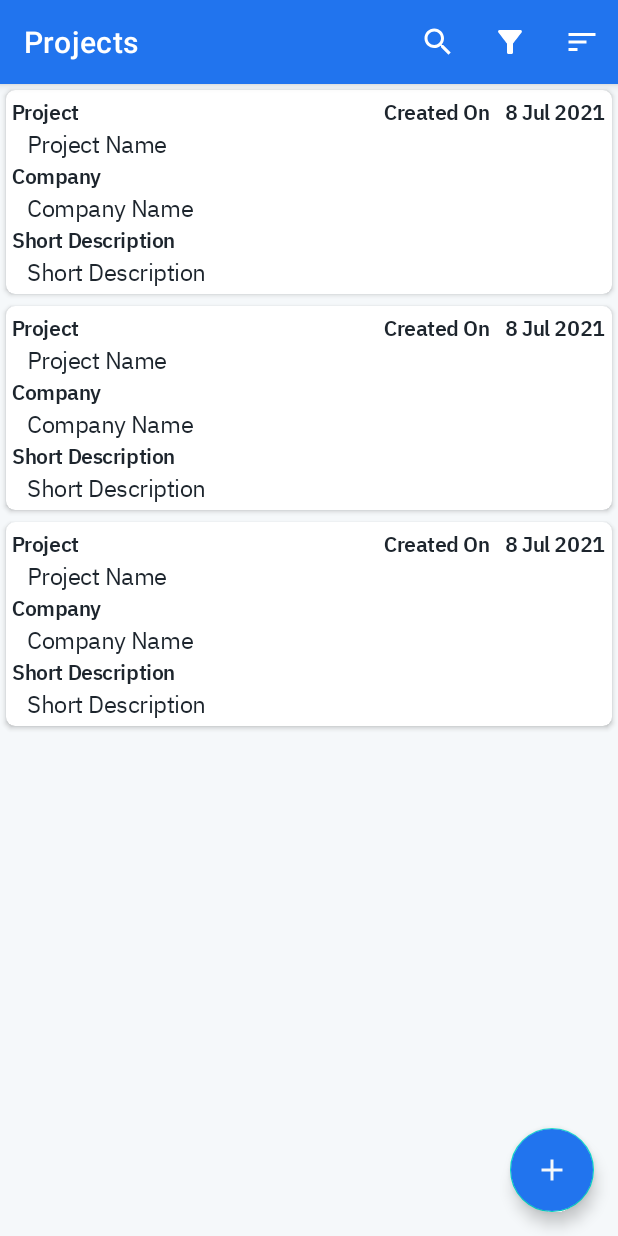
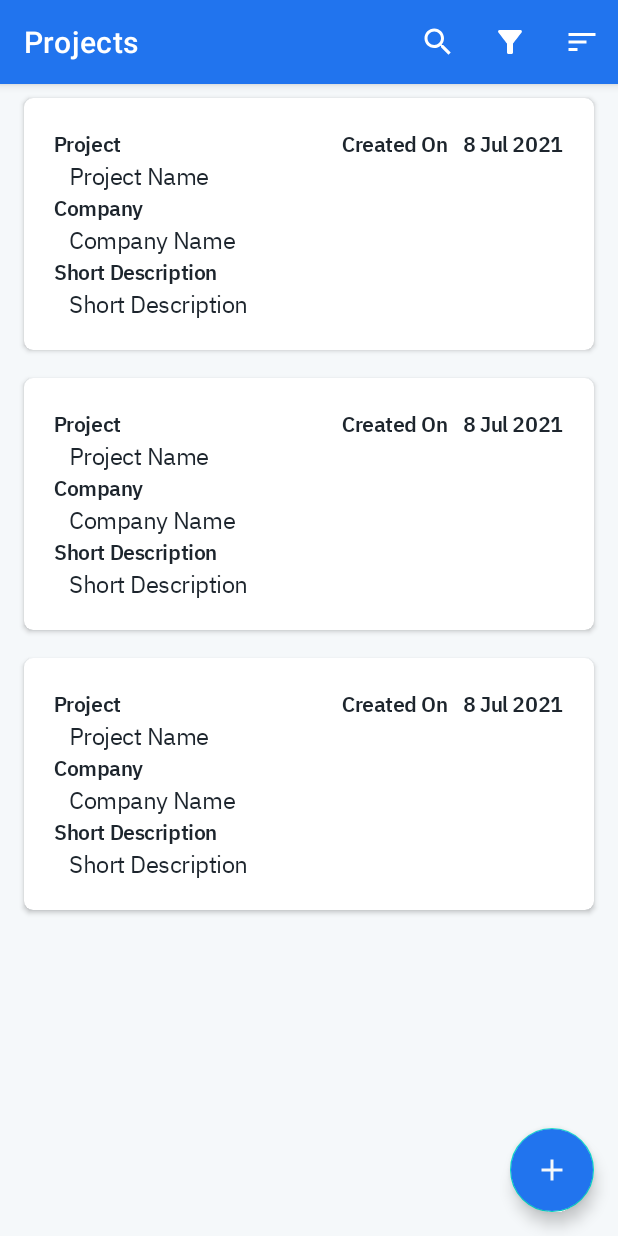
Before and after one commit to mohithaiyappa/NiramaiAssignment, an Android app: the layout activity_main.xml on its own in the app's theme, with its tools: preview values and no code run, on a phone screen of 412 x 824 dp. Run offline under Robolectric (Android 15) with nearby library versions, the phone set to English and light mode, and no system bars.

Commit message:
:zap: RecyclerView Padding Changed

```diff
--- a/app/src/main/res/layout/activity_main.xml
+++ b/app/src/main/res/layout/activity_main.xml
@@ -17,7 +17,7 @@
             android:layout_height="?attr/actionBarSize"
             app:layout_scrollFlags="scroll|enterAlways|snap"
             app:menu="@menu/top_app_bar"
-            app:title="@string/page_title" />ap
+            app:title="@string/page_title" />
 
     </com.google.android.material.appbar.AppBarLayout>
 
--- a/app/src/main/res/layout/layout_item_project.xml
+++ b/app/src/main/res/layout/layout_item_project.xml
@@ -5,8 +5,9 @@
     xmlns:tools="http://schemas.android.com/tools"
     android:layout_width="match_parent"
     android:layout_height="wrap_content"
-    android:layout_margin="4dp"
-    android:padding="7dp"
+    android:layout_marginVertical="9dp"
+    android:layout_marginHorizontal="16dp"
+    app:contentPadding="16dp"
     app:cardCornerRadius="6dp">
 
 
```
